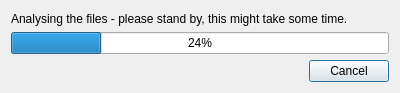
The window that updatedatabasedlg.ui (seanet7or/mosaicit) describes before a commit, drawn with Qt 5.
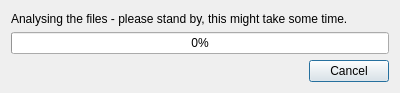
The same window after the commit.

Commit message: set 0% as default value in progress bars to avoid flickering when opening new dialogs

```diff
--- a/updatedatabasedlg.ui
+++ b/updatedatabasedlg.ui
@@ -32,7 +32,7 @@
      <item row="1" column="0" colspan="2">
       <widget class="QProgressBar" name="progressBar">
        <property name="value">
-        <number>24</number>
+        <number>0</number>
        </property>
       </widget>
      </item>
```
The commit also changes 1 other file.
